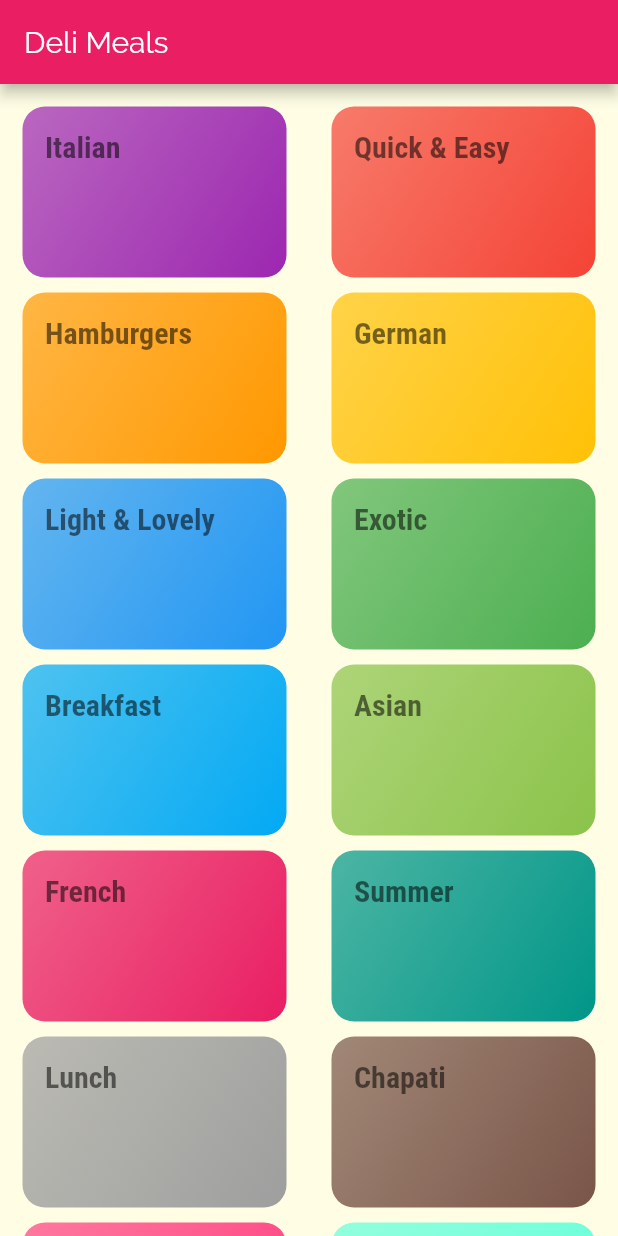
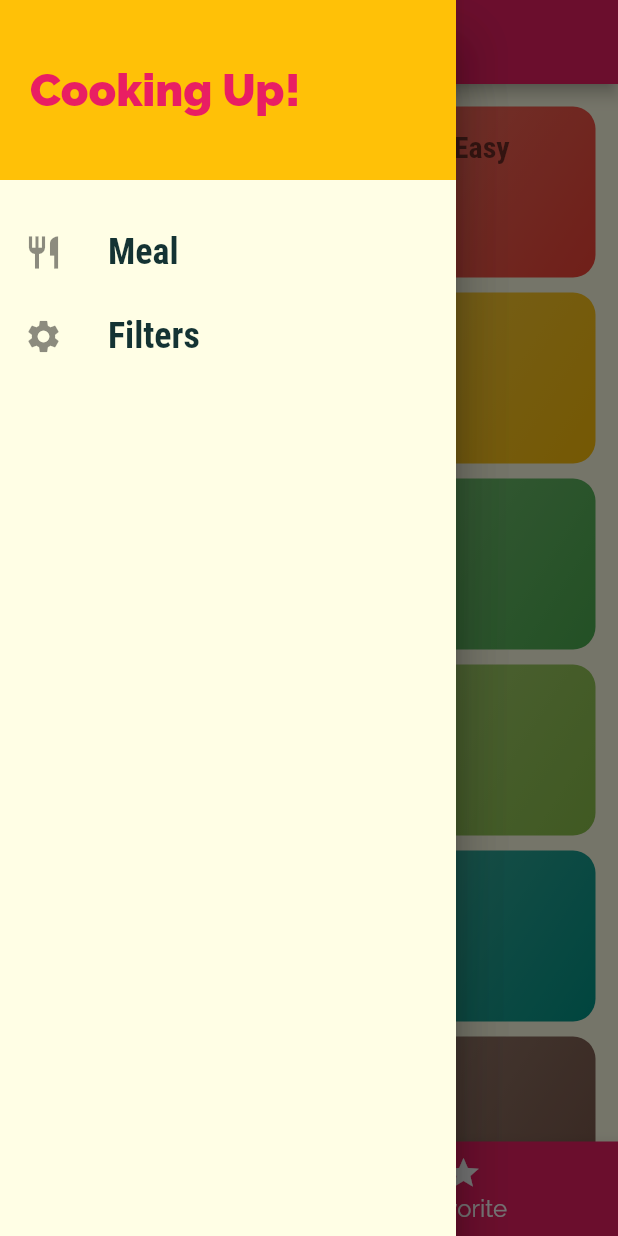
Before and after one commit to ritunjaykumar/flutter_meals, a Flutter app: the screen it shows after launch, with the side drawer open (before the commit the screen has no drawer), on a phone screen of 412 x 824 dp. Run offline on Flutter 3.47's test engine with Material 2 defaults, Android fonts, the phone set to English and light mode, and no system bars.

Commit message:
add drawer in meals app

```diff
--- a/lib/main.dart
+++ b/lib/main.dart
@@ -1,7 +1,10 @@
 import 'package:flutter/material.dart';
-import 'package:flutter_meals/screens/categories_screen.dart';
-import 'package:flutter_meals/screens/category_meals_screen.dart';
-import 'package:flutter_meals/screens/meal_detail_screen.dart';
+import './screens/filter_screen.dart';
+
+import './screens/categories_screen.dart';
+import './screens/category_meals_screen.dart';
+import './screens/meal_detail_screen.dart';
+import './screens/tabs_screen.dart';
 
 void main() {
   runApp(MyApp());
@@ -32,22 +35,24 @@ class MyApp extends StatelessWidget {
       ),
       //starting screen of app
       // home: CategoriesScreen(),
-      initialRoute: '/', //default is '/'
+      initialRoute: '/',
+      //default is '/'
       //it take map values
       routes: {
-        '/': (ctx) => CategoriesScreen(),
+        '/': (ctx) => TabsScreen(),
         CategoryMealsScreen.RouteName: (ctx) => CategoryMealsScreen(),
         MealDetailScreen.RouteName: (ctx) => MealDetailScreen(),
+        FiltersScreen.Route: (ctx) => FiltersScreen(),
       },
-      onGenerateRoute: (settings){
+      /* onGenerateRoute: (settings){
         print(settings.arguments);
         // if(settings.name == "/meal-detail"){
         //   return ".../"
         // }
         // return MaterialPageRoute(builder: (ctx)=>CategoryMealsScreen());
-      },
-      onUnknownRoute: (settings){
-        return MaterialPageRoute(builder: (ctx)=>CategoriesScreen());
+      },*/
+      onUnknownRoute: (settings) {
+        return MaterialPageRoute(builder: (ctx) => CategoriesScreen());
       },
     );
   }
--- a/lib/screens/categories_screen.dart
+++ b/lib/screens/categories_screen.dart
@@ -7,11 +7,7 @@ class CategoriesScreen extends StatelessWidget {
 
   @override
   Widget build(BuildContext context) {
-    return Scaffold(
-      appBar: AppBar(
-        title: const Text("Deli Meals"),
-      ),
-      body: GridView(
+    return GridView(
         padding: const EdgeInsets.all(10),
         children: DUMMY_CATEGORIES
             .map((catData) => CategoryItem(
@@ -25,7 +21,6 @@ class CategoriesScreen extends StatelessWidget {
           childAspectRatio: 3 / 2,
           crossAxisSpacing: 20,
         ),
-      ),
-    );
+      );
   }
 }
--- /dev/null
+++ b/lib/screens/favorite_screen.dart
@@ -0,0 +1,12 @@
+import 'package:flutter/material.dart';
+class FavoritesScreen extends StatelessWidget {
+
+  @override
+  Widget build(BuildContext context) {
+    return Container(
+      child: Center(
+        child: Text("The Favorites"),
+      ),
+    );
+  }
+}
--- /dev/null
+++ b/lib/screens/filter_screen.dart
@@ -0,0 +1,13 @@
+import 'package:flutter/material.dart';
+
+class FiltersScreen extends StatelessWidget {
+  static const  Route ="/filter";
+  @override
+  Widget build(BuildContext context) {
+    return Container(
+      child: Center(
+        child: Text("Filters"),
+      ),
+    );
+  }
+}
--- /dev/null
+++ b/lib/screens/tabs_screen.dart
@@ -0,0 +1,65 @@
+import 'package:flutter/material.dart';
+import 'package:flutter_meals/widgets/main_drawer.dart';
+
+import '../screens/favorite_screen.dart';
+import 'categories_screen.dart';
+
+class TabsScreen extends StatefulWidget {
+  @override
+  _TabScreenState createState() => _TabScreenState();
+}
+
+class _TabScreenState extends State<TabsScreen> {
+  List<Map<String, Object>> _pages = [
+    {
+      'page': CategoriesScreen(),
+      'title': "Categories",
+    },
+    {
+      'page': FavoritesScreen(),
+      'title': 'Your Favorite',
+    }
+  ];
+  int _selectedPageIndex = 0;
+
+  void _selectPage(int index) {
+    setState(() {
+      _selectedPageIndex = index;
+    });
+  }
+
+  @override
+  Widget build(BuildContext context) {
+    return Scaffold(
+      appBar: AppBar(
+        title: Text('${_pages[_selectedPageIndex]['title']}'),
+      ),
+      drawer: Drawer(
+        child: MainDrawer(),
+      ),
+      body: _pages[_selectedPageIndex]['page'],
+      bottomNavigationBar: BottomNavigationBar(
+        onTap: _selectPage,
+        backgroundColor: Theme.of(context).primaryColor,
+        unselectedItemColor: Colors.white,
+        selectedItemColor: Theme.of(context).accentColor,
+        currentIndex: _selectedPageIndex,
+        selectedFontSize: 18,
+        unselectedFontSize: 16,
+        type: BottomNavigationBarType.fixed,
+        items: [
+          BottomNavigationBarItem(
+            //type is shifting = then background color
+            // backgroundColor: Theme.of(context).primaryColor,
+            icon: Icon(Icons.category),
+            label: "Categories",
+          ),
+          BottomNavigationBarItem(
+            icon: Icon(Icons.star),
+            label: "Favorite",
+          ),
+        ],
+      ),
+    );
+  }
+}
--- /dev/null
+++ b/lib/widgets/main_drawer.dart
@@ -0,0 +1,59 @@
+import 'package:flutter/material.dart';
+import 'package:flutter_meals/screens/filter_screen.dart';
+
+class MainDrawer extends StatelessWidget {
+  Widget buildListTile(String title, IconData icon, Function tabHandler) {
+    return ListTile(
+      leading: Icon(icon, size: 26),
+      title: Text(
+        "$title",
+        style: TextStyle(
+          fontFamily: 'RobotoCondensed',
+          fontSize: 24,
+          fontWeight: FontWeight.bold,
+        ),
+      ),
+      onTap: tabHandler,
+    );
+  }
+
+  @override
+  Widget build(BuildContext context) {
+    return Drawer(
+      child: Column(
+        children: <Widget>[
+          Container(
+            height: 120,
+            width: double.infinity,
+            padding: EdgeInsets.all(20),
+            color: Theme.of(context).accentColor,
+            alignment: Alignment.centerLeft,
+            child: Text(
+              "Cooking Up!",
+              style: TextStyle(
+                fontWeight: FontWeight.w900,
+                fontSize: 30,
+                color: Theme.of(context).primaryColor,
+              ),
+            ),
+          ),
+          SizedBox(height: 20),
+          buildListTile(
+            "Meal",
+            Icons.restaurant,
+            () {
+              Navigator.of(context).pushNamed('/');
+            },
+          ),
+          buildListTile(
+            "Filters",
+            Icons.settings,
+            () {
+              Navigator.of(context).pushNamed(FiltersScreen.Route);
+            },
+          ),
+        ],
+      ),
+    );
+  }
+}
```
